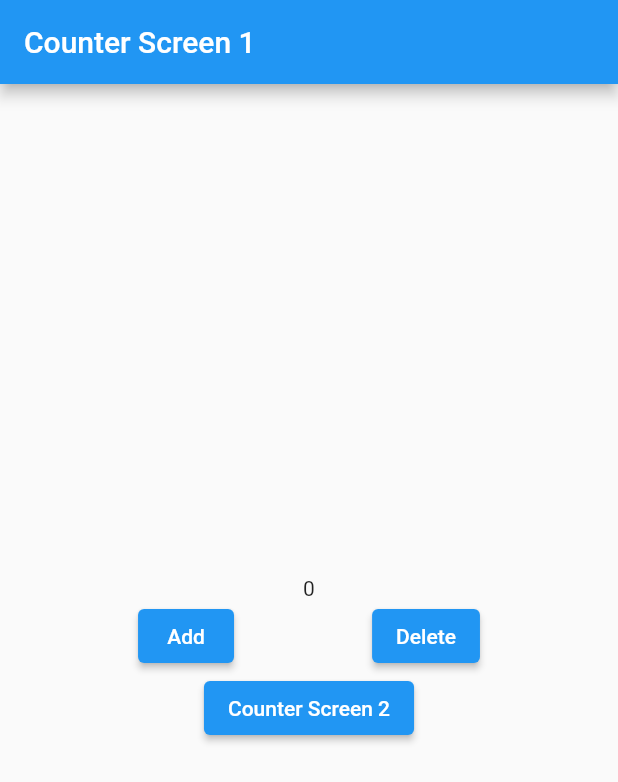
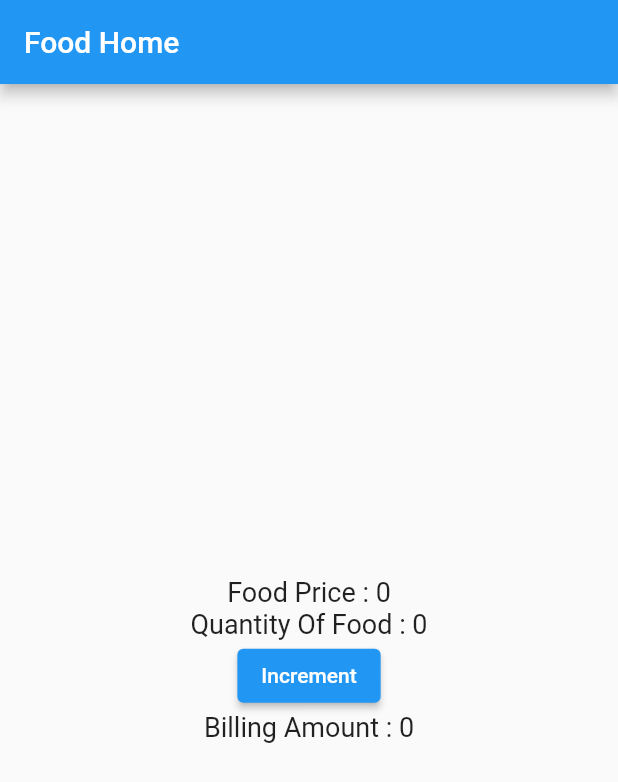
Before and after one commit to apurva010/Provider-Practical, a Flutter app: the screen it shows after launch, on a phone screen of 412 x 824 dp. Shown: the top 782 px of the screen. Run offline on Flutter 3.47's test engine with Material 2 defaults, Android fonts, the phone set to English and light mode, and no system bars.

Commit message:
✨ Food and Billing Using Proxy Provider

```diff
--- a/lib/main.dart
+++ b/lib/main.dart
@@ -1,7 +1,7 @@
 import 'package:flutter/material.dart';
 import 'package:provider/provider.dart';
-import 'package:provider_example/provider/counter_provider.dart';
-import 'package:provider_example/views/counter/counter_screen1.dart';
+import 'package:provider_example/provider/proxy_provider.dart';
+import 'package:provider_example/views/proxy_provider/food_home.dart';
 
 void main() {
   runApp(const MyApp());
@@ -14,9 +14,18 @@ class MyApp extends StatelessWidget {
   Widget build(BuildContext context) {
     return MultiProvider(
       providers: [
+        // ChangeNotifierProvider(
+        //   create: (_) => CounterProvider(),
+        // ),
         ChangeNotifierProvider(
-          create: (_) => CounterProvider(),
+          create: (context) => FoodProvider(),
         ),
+        ChangeNotifierProxyProvider<FoodProvider, Billing>(
+          create: (context) => Billing(
+              Provider.of<FoodProvider>(context, listen: false),
+              bill: 0),
+          update: (context, value, previous) => Billing(value, bill: 0),
+        )
       ],
       /*MultiProvider(
       providers: [
@@ -29,7 +38,7 @@ class MyApp extends StatelessWidget {
       ],*/
       child: MaterialApp(
         title: "Provider Practical",
-        home: CounterScreen1(),
+        home: FoodHome(),
       ),
     );
   }
--- /dev/null
+++ b/lib/provider/proxy_provider.dart
@@ -0,0 +1,26 @@
+import 'package:flutter/material.dart';
+
+class FoodProvider extends ChangeNotifier {
+  int foodPrice;
+  int quantity;
+  FoodProvider({this.foodPrice = 0, this.quantity = 0});
+
+  void updatePrice(int newPrice, int qty) {
+    foodPrice = newPrice;
+    quantity = qty;
+    notifyListeners();
+  }
+}
+
+class Billing extends ChangeNotifier {
+  int bill;
+  final FoodProvider foodProvider;
+  Billing(this.foodProvider, {this.bill = 0});
+
+  // int get billPrice {
+  //   return (foodProvider.foodPrice * foodProvider.quantity);
+  // }
+  int billPrice() {
+    return (foodProvider.foodPrice * foodProvider.quantity);
+  }
+}
--- /dev/null
+++ b/lib/views/proxy_provider/food_home.dart
@@ -0,0 +1,51 @@
+import 'package:flutter/material.dart';
+import 'package:provider/provider.dart';
+
+import '../../provider/proxy_provider.dart';
+
+class FoodHome extends StatelessWidget {
+  const FoodHome({Key? key}) : super(key: key);
+
+  @override
+  Widget build(BuildContext context) {
+    return Scaffold(
+      appBar: AppBar(
+        title: const Text("Food Home"),
+      ),
+      body: Center(
+        child: Column(
+          mainAxisAlignment: MainAxisAlignment.center,
+          children: [
+            Text(
+              "Food Price : ${context.select(
+                (Billing b) => b.foodProvider.foodPrice.toString(),
+              )}",
+              style: const TextStyle(fontSize: 18),
+            ),
+            Text(
+              "Quantity Of Food : ${context.select(
+                (Billing b) => b.foodProvider.quantity.toString(),
+              )}",
+              style: const TextStyle(fontSize: 18),
+            ),
+            ElevatedButton(
+              onPressed: () {
+                Provider.of<FoodProvider>(context, listen: false).updatePrice(
+                    Provider.of<FoodProvider>(context, listen: false)
+                            .foodPrice +
+                        500,
+                    Provider.of<FoodProvider>(context, listen: false).quantity +
+                        2);
+              },
+              child: const Text("Increment"),
+            ),
+            Text(
+              "Billing Amount : ${context.watch<Billing>().billPrice()}",
+              style: const TextStyle(fontSize: 18),
+            ),
+          ],
+        ),
+      ),
+    );
+  }
+}
```
